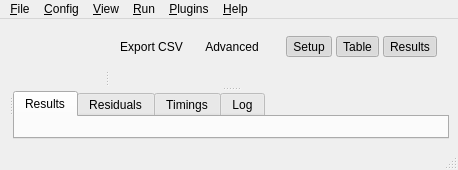
Qt form src/menipy/gui/views/main_window_split.ui (carenaudo/Menipy) before a commit.
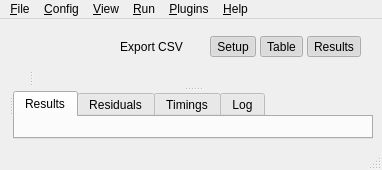
The same form after that commit. Icons and pictures are not drawn.

Commit message: refactor(gui): redesign workflow bar and source mode controls

The edit to the form file:
```diff
--- a/src/menipy/gui/views/main_window_split.ui
+++ b/src/menipy/gui/views/main_window_split.ui
@@ -126,14 +126,6 @@
          <property name="autoRaise"><bool>true</bool></property>
         </widget>
        </item>
-       <item>
-       <widget class="QToolButton" name="workflowAdvancedBtn">
-         <property name="text"><string>Advanced</string></property>
-         <property name="toolTip"><string>Open SOP and pipeline stage controls</string></property>
-         <property name="checkable"><bool>false</bool></property>
-         <property name="autoRaise"><bool>true</bool></property>
-        </widget>
-       </item>
        <item>
         <widget class="QWidget" name="workflowPanelToggleHost" native="true">
          <layout class="QHBoxLayout" name="workflowPanelToggleLayout">
```
The commit also changes 5 other files.
